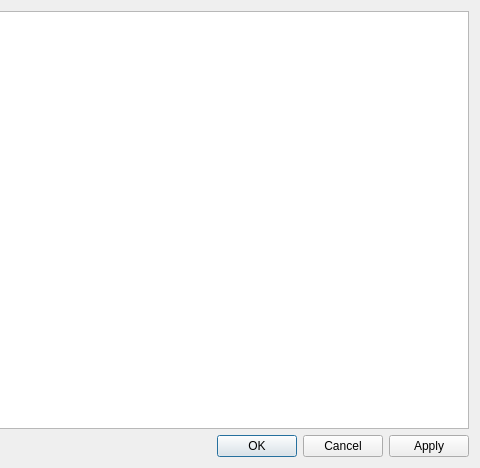
The window that src/LorrisAnalyzer/DataWidgets/ScriptWidget/scripteditor.ui (Tasssadar/Lorris) describes before a commit, drawn with Qt 5; both pictures show x 255 to 735 and y 0 to 468 of the 735 by 468 pixel window.
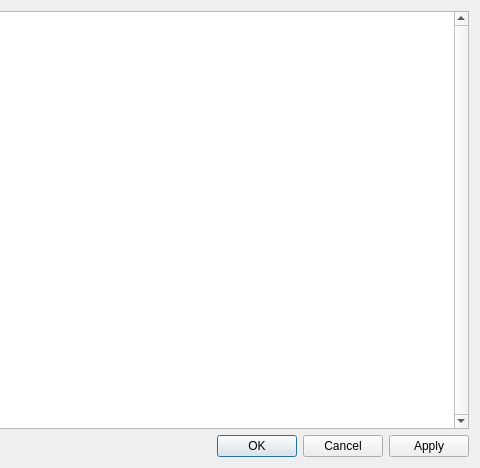
The same window after the commit. Icons and pictures are not drawn.

What changed in the file:
```diff
--- a/src/LorrisAnalyzer/DataWidgets/ScriptWidget/scripteditor.ui
+++ b/src/LorrisAnalyzer/DataWidgets/ScriptWidget/scripteditor.ui
@@ -19,7 +19,12 @@
   </property>
   <layout class="QVBoxLayout" name="verticalLayout">
    <item>
+    <layout class="QHBoxLayout" name="editLayout" stretch="0">
+     <item>
     <widget class="QPlainTextEdit" name="sourceEdit">
+       <property name="verticalScrollBarPolicy">
+        <enum>Qt::ScrollBarAlwaysOn</enum>
+       </property>
      <property name="lineWrapMode">
       <enum>QPlainTextEdit::NoWrap</enum>
      </property>
@@ -30,6 +35,8 @@
       <number>40</number>
      </property>
     </widget>
+     </item>
+    </layout>
    </item>
    <item>
     <widget class="QDialogButtonBox" name="buttonBox">
```
Lines whose indentation alone changed are shown as unchanged.
